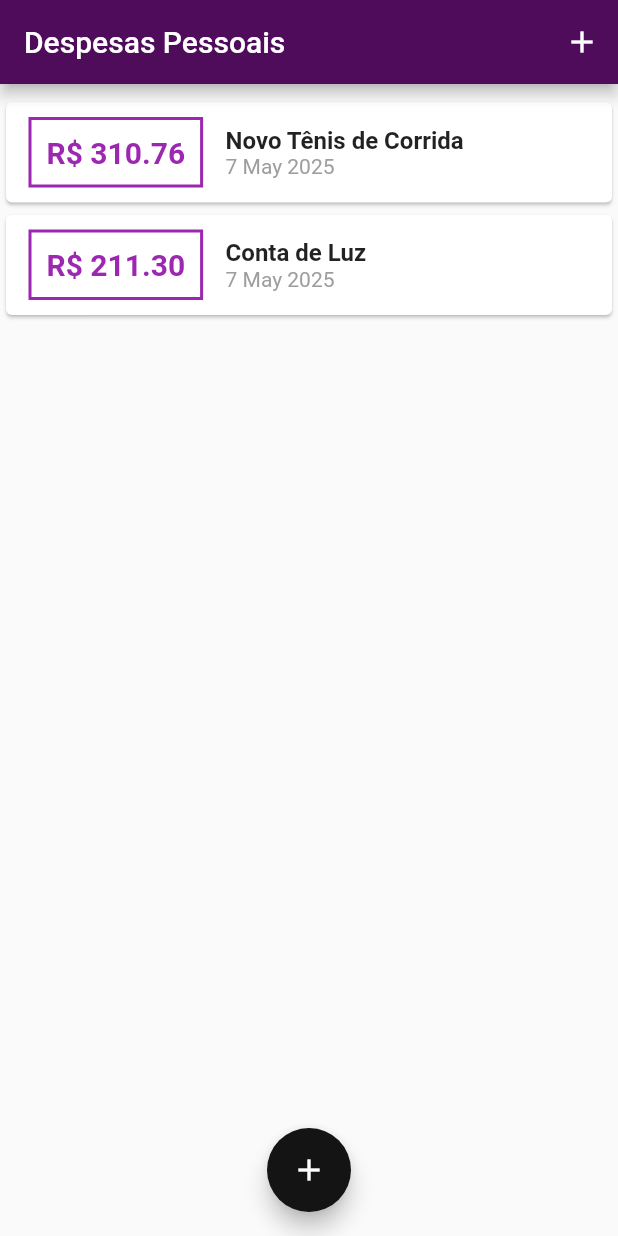
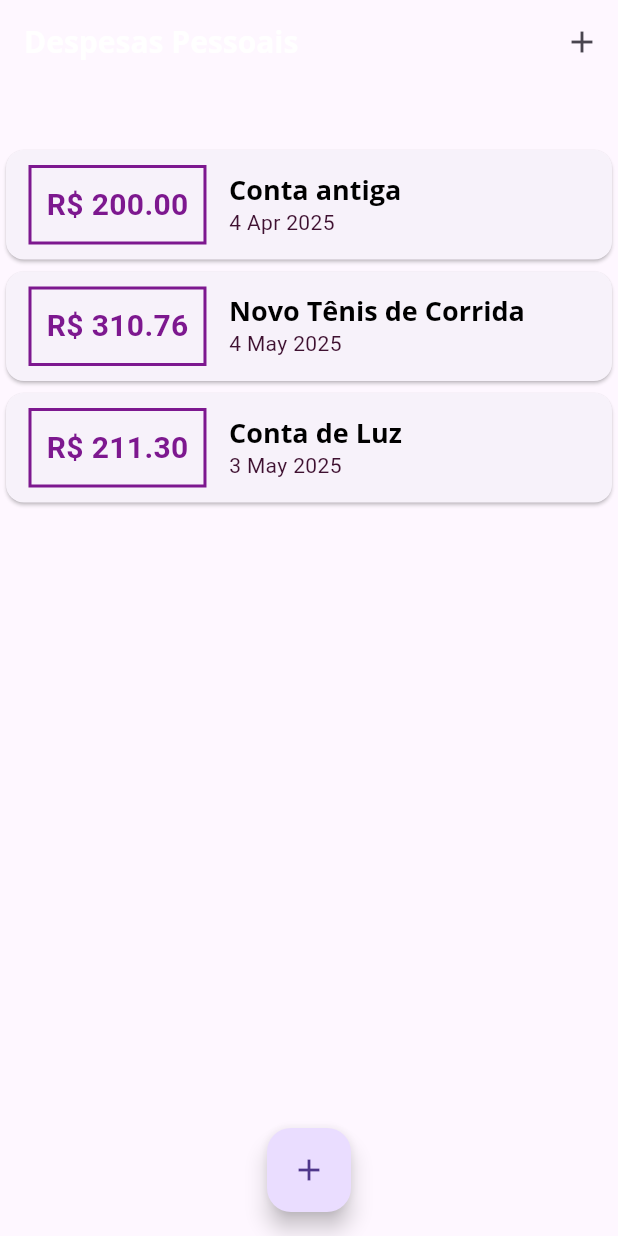
Before and after one commit to MicheleGiane9/Despesas-Pessoais, a Flutter app: the screen it shows after launch, on a phone screen of 412 x 824 dp. Run offline on Flutter 3.47's test engine with Material 3 defaults, Android fonts, the phone set to English and light mode, and no system bars.

Commit message:
Refatoração e melhorias

```diff
--- /dev/null
+++ b/lib/components/chart.dart
@@ -0,0 +1,39 @@
+import 'package:flutter/material.dart';
+import 'package:intl/intl.dart';
+import '../models/transaction.dart';
+
+class Chart extends StatelessWidget {
+  final List<Transaction> recentTransaction;
+
+  Chart(this.recentTransaction);
+  List<Map<String, Object>> get groupedTransactions {
+    return List.generate(7, (index) {
+      final weekDay = DateTime.now().subtract(Duration(days: index));
+
+      double totalSum = 0.0;
+      for (var i = 0; i < recentTransaction.length; i++) {
+        bool sameDay = recentTransaction[i].date.day == weekDay.day;
+        bool sameMonth = recentTransaction[i].date.month == weekDay.month;
+        bool sameYear = recentTransaction[i].date.year == weekDay.year;
+
+        if (sameDay && sameMonth && sameYear) {
+          totalSum += recentTransaction[i].value;
+        }
+      }
+
+      print(DateFormat.E().format(weekDay)[0]);
+      print(totalSum);
+
+      return {'day': DateFormat.E().format(weekDay)[0], 'value': totalSum};
+    });
+  }
+
+  @override
+  Widget build(BuildContext context) {
+    return Card(
+      elevation: 6,
+      margin: EdgeInsets.all(20),
+      child: Row(children: <Widget>[]),
+    );
+  }
+}
--- a/lib/components/transaction_list.dart
+++ b/lib/components/transaction_list.dart
@@ -11,7 +11,26 @@ class TransactionList extends StatelessWidget {
   Widget build(BuildContext context) {
     return SizedBox(
       height: 300,
-      child: ListView.builder(
+      child:
+          transactions.isEmpty
+              ? Column(
+                children: [
+                  const SizedBox(height: 20),
+                  Text(
+                    'Nenhuma Despesa Cadastrada!',
+                    style: Theme.of(context).textTheme.titleLarge,
+                  ),
+                  const SizedBox(height: 20),
+                  SizedBox(
+                    height: 200,
+                    child: Image.asset(
+                      'assets/images/waiting.png',
+                      fit: BoxFit.cover,
+                    ),
+                  ),
+                ],
+              )
+              : ListView.builder(
                 itemCount: transactions.length,
                 itemBuilder: (ctx, index) {
                   final tr = transactions[index];
@@ -24,15 +43,18 @@ class TransactionList extends StatelessWidget {
                             vertical: 10,
                           ),
                           decoration: BoxDecoration(
-                    border: Border.all(color: Colors.purple, width: 2),
+                            border: Border.all(
+                              color: Theme.of(context).colorScheme.primary,
+                              width: 2,
+                            ),
                           ),
                           padding: const EdgeInsets.all(10),
                           child: Text(
                             'R\$ ${tr.value.toStringAsFixed(2)}',
-                    style: const TextStyle(
+                            style: TextStyle(
                               fontWeight: FontWeight.bold,
                               fontSize: 20,
-                      color: Colors.purple,
+                              color: Theme.of(context).colorScheme.primary,
                             ),
                           ),
                         ),
@@ -41,14 +63,13 @@ class TransactionList extends StatelessWidget {
                           children: [
                             Text(
                               tr.title,
-                      style: const TextStyle(
-                        fontSize: 16,
-                        fontWeight: FontWeight.bold,
-                      ),
+                              style: Theme.of(context).textTheme.titleLarge,
                             ),
                             Text(
                               DateFormat('d MMM y').format(tr.date),
-                      style: const TextStyle(color: Colors.grey),
+                              style: const TextStyle(
+                                color: Color.fromARGB(255, 63, 17, 49),
+                              ),
                             ),
                           ],
                         ),
--- a/lib/main.dart
+++ b/lib/main.dart
@@ -3,6 +3,7 @@ import 'dart:math';
 import 'components/transaction_form.dart';
 import 'components/transaction_list.dart';
 import 'models/transaction.dart';
+import 'components/chart.dart';
 
 main() => runApp(const DespesasPessoaisApp());
 
@@ -12,17 +13,26 @@ class DespesasPessoaisApp extends StatelessWidget {
   @override
   Widget build(BuildContext context) {
     return MaterialApp(
-      home: MyHomePage(),
-      theme: ThemeData(
-        useMaterial3: false,
-        appBarTheme: AppBarTheme(
-          backgroundColor: const Color.fromARGB(255, 78, 12, 90),
-          foregroundColor: Colors.white,
+      home: const MyHomePage(),
+      theme: tema.copyWith(
+        colorScheme: tema.colorScheme.copyWith(
+          primary: const Color.fromARGB(255, 125, 24, 143),
+          secondary: const Color.fromARGB(255, 34, 33, 32),
         ),
-        colorScheme: ColorScheme.fromSeed(
-          seedColor: const Color.fromARGB(255, 14, 13, 10),
-          primary: Colors.purple,
-          secondary: const Color.fromARGB(255, 20, 20, 20),
+        textTheme: tema.textTheme.copyWith(
+          titleLarge: const TextStyle(
+            fontFamily: 'OpenSans',
+            fontSize: 18,
+            fontWeight: FontWeight.bold,
+            color: Colors.black,
+          ),
+        ),
+        appBarTheme: const AppBarTheme(
+          titleTextStyle: TextStyle(
+            fontFamily: 'OpenSans',
+            fontSize: 20,
+            fontWeight: FontWeight.bold,
+          ),
         ),
       ),
     );
@@ -36,20 +46,32 @@ class MyHomePage extends StatefulWidget {
 }
 
 class _MyHomePageState extends State<MyHomePage> {
-  final _transactions = [
+  final List<Transaction> _transactions = [
+    Transaction(
+      id: 't0',
+      title: 'Conta antiga',
+      value: 200,
+      date: DateTime.now().subtract(Duration(days: 33)),
+    ),
     Transaction(
       id: 't1',
       title: 'Novo Tênis de Corrida',
       value: 310.76,
-      date: DateTime.now(),
+      date: DateTime.now().subtract(Duration(days: 3)),
     ),
     Transaction(
       id: 't2',
       title: 'Conta de Luz',
       value: 211.30,
-      date: DateTime.now(),
+      date: DateTime.now().subtract(Duration(days: 4)),
     ),
   ];
+
+  List<Transaction> get _recentTransactions {
+    return _transactions.where((tr) {
+      return tr.date.isAfter(DateTime.now().subtract(Duration(days: 7)));
+    }).toList();
+  }
 
   _addTransaction(String title, double value) {
     final newTransaction = Transaction(
@@ -91,13 +113,7 @@ class _MyHomePageState extends State<MyHomePage> {
         child: Column(
           crossAxisAlignment: CrossAxisAlignment.stretch,
           children: [
-            const SizedBox(
-              child: Card(
-                color: Colors.blue,
-                //child: Text('Gráfico'),
-                elevation: 5,
-              ),
-            ),
+            Chart(_recentTransactions),
             TransactionList(_transactions),
           ],
         ),
```
Also changed, not shown: pubspec.yaml (+13 -8 lines), assets/fonts/OpenSans-Bold.ttf (added), assets/fonts/OpenSans-Regular.ttf (added), assets/fonts/Quicksand-Bold.ttf (added), assets/fonts/Quicksand-Light.ttf (added), assets/fonts/Quicksand-Medium.ttf (added), assets/fonts/Quicksand-Regular.ttf (added), assets/images/waiting.png (added). Lines whose indentation alone changed are shown as unchanged.
